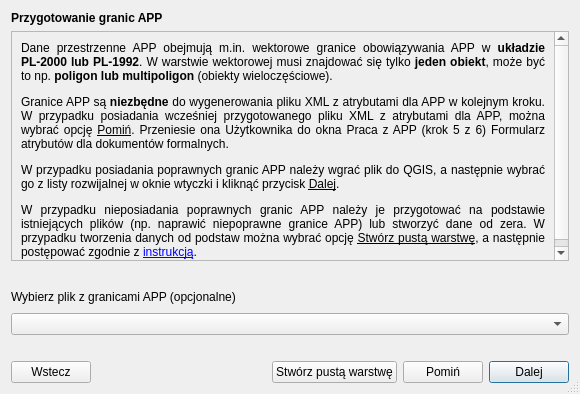
Old version of the form modules/app/views/ui/wektor_instrukcja_dialog_base.ui in the repository envirosolutionspl/wtyczka_qgis_app.
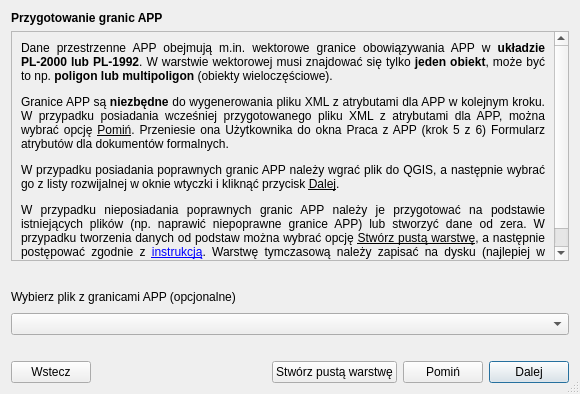
New version of the form. Custom widgets are drawn as their Qt base class.

```diff
--- a/modules/app/views/ui/wektor_instrukcja_dialog_base.ui
+++ b/modules/app/views/ui/wektor_instrukcja_dialog_base.ui
@@ -61,7 +61,7 @@
             </font>
            </property>
            <property name="text">
-            <string>&lt;html&gt;&lt;head/&gt;&lt;body&gt;&lt;p&gt;Dane przestrzenne APP obejmują m.in. wektorowe granice obowiązywania APP w &lt;span style=&quot; font-weight:600;&quot;&gt;układzie PL-2000 lub PL-1992&lt;/span&gt;. W warstwie wektorowej musi znajdować się tylko &lt;span style=&quot; font-weight:600;&quot;&gt;jeden obiekt&lt;/span&gt;, może być to np. &lt;span style=&quot; font-weight:600;&quot;&gt;poligon lub multipoligon&lt;/span&gt; (obiekty wieloczęściowe).&lt;/p&gt;&lt;p&gt;Granice APP są&lt;span style=&quot; font-weight:600;&quot;&gt; niezbędne&lt;/span&gt; do wygenerowania pliku XML z atrybutami dla APP w kolejnym kroku. W przypadku posiadania wcześniej przygotowanego pliku XML z atrybutami dla APP, można wybrać opcję &lt;span style=&quot; text-decoration: underline;&quot;&gt;Pomiń&lt;/span&gt;. Przeniesie ona Użytkownika do okna Praca z APP (krok 5 z 6) Formularz atrybutów dla dokumentów formalnych. &lt;/p&gt;&lt;p&gt;W przypadku posiadania poprawnych granic APP należy wgrać plik do QGIS, a następnie wybrać go z listy rozwijalnej w oknie wtyczki i kliknąć przycisk &lt;span style=&quot; text-decoration: underline;&quot;&gt;Dalej&lt;/span&gt;. &lt;/p&gt;&lt;p&gt;W przypadku nieposiadania poprawnych granic APP należy je przygotować na podstawie istniejących plików (np. naprawić niepoprawne granice APP) lub stworzyć dane od zera. W przypadku tworzenia danych od podstaw można wybrać opcję &lt;span style=&quot; text-decoration: underline;&quot;&gt;Stwórz pustą warstwę&lt;/span&gt;, a następnie postępować zgodnie z &lt;a href=&quot;https://www.envirosolutions.pl/&quot;&gt;&lt;span style=&quot; text-decoration: underline; color:#0000ff;&quot;&gt;instrukcją&lt;/span&gt;&lt;/a&gt;. &lt;/p&gt;&lt;/body&gt;&lt;/html&gt;</string>
+            <string>&lt;html&gt;&lt;head/&gt;&lt;body&gt;&lt;p&gt;Dane przestrzenne APP obejmują m.in. wektorowe granice obowiązywania APP w &lt;span style=&quot; font-weight:600;&quot;&gt;układzie PL-2000 lub PL-1992&lt;/span&gt;. W warstwie wektorowej musi znajdować się tylko &lt;span style=&quot; font-weight:600;&quot;&gt;jeden obiekt&lt;/span&gt;, może być to np. &lt;span style=&quot; font-weight:600;&quot;&gt;poligon lub multipoligon&lt;/span&gt; (obiekty wieloczęściowe).&lt;/p&gt;&lt;p&gt;Granice APP są&lt;span style=&quot; font-weight:600;&quot;&gt; niezbędne&lt;/span&gt; do wygenerowania pliku XML z atrybutami dla APP w kolejnym kroku. W przypadku posiadania wcześniej przygotowanego pliku XML z atrybutami dla APP, można wybrać opcję &lt;span style=&quot; text-decoration: underline;&quot;&gt;Pomiń&lt;/span&gt;. Przeniesie ona Użytkownika do okna Praca z APP (krok 5 z 6) Formularz atrybutów dla dokumentów formalnych. &lt;/p&gt;&lt;p&gt;W przypadku posiadania poprawnych granic APP należy wgrać plik do QGIS, a następnie wybrać go z listy rozwijalnej w oknie wtyczki i kliknąć przycisk &lt;span style=&quot; text-decoration: underline;&quot;&gt;Dalej&lt;/span&gt;. &lt;/p&gt;&lt;p&gt;W przypadku nieposiadania poprawnych granic APP należy je przygotować na podstawie istniejących plików (np. naprawić niepoprawne granice APP) lub stworzyć dane od zera. W przypadku tworzenia danych od podstaw można wybrać opcję &lt;span style=&quot; text-decoration: underline;&quot;&gt;Stwórz pustą warstwę&lt;/span&gt;, a następnie postępować zgodnie z &lt;a href=&quot;https://www.envirosolutions.pl/&quot;&gt;&lt;span style=&quot; text-decoration: underline; color:#0000ff;&quot;&gt;instrukcją&lt;/span&gt;&lt;/a&gt;. Warstwę tymczasową należy zapisać na dysku (najlepiej w formacie &lt;span style=&quot; text-decoration: underline;&quot;&gt;Geopackage&lt;/span&gt;), aby w przyszłości móc ją edytować. &lt;/p&gt;&lt;/body&gt;&lt;/html&gt;</string>
            </property>
            <property name="alignment">
             <set>Qt::AlignJustify|Qt::AlignVCenter</set>
```
Left out of the diff: 3 changed lines with no effect on the pictures.
